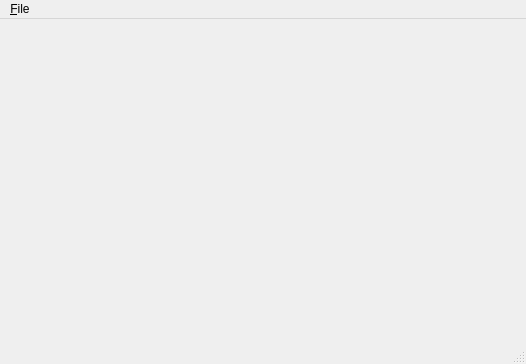
This is Applications/ctkImageViewer/ctkImageViewerMainWindow.ui in sixthfore/CTK as Qt 5 draws it before an edit. The edited form follows.
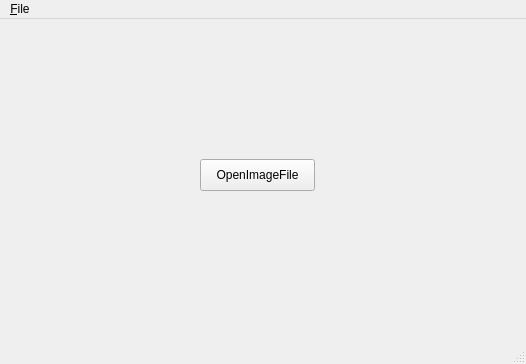
This is the edited form.

Commit message: Added test button and file open functionality.

```diff
--- a/Applications/ctkImageViewer/ctkImageViewerMainWindow.ui
+++ b/Applications/ctkImageViewer/ctkImageViewerMainWindow.ui
@@ -13,7 +13,21 @@
   <property name="windowTitle">
    <string>MainWindow</string>
   </property>
-  <widget class="QWidget" name="centralwidget"/>
+  <widget class="QWidget" name="centralwidget">
+   <widget class="QPushButton" name="pushButton">
+    <property name="geometry">
+     <rect>
+      <x>200</x>
+      <y>140</y>
+      <width>115</width>
+      <height>32</height>
+     </rect>
+    </property>
+    <property name="text">
+     <string>OpenImageFile</string>
+    </property>
+   </widget>
+  </widget>
   <widget class="QMenuBar" name="menubar">
    <property name="geometry">
     <rect>
```
Left out of the diff: 2 changed lines with no effect on the pictures. The commit also changes 2 other files.
